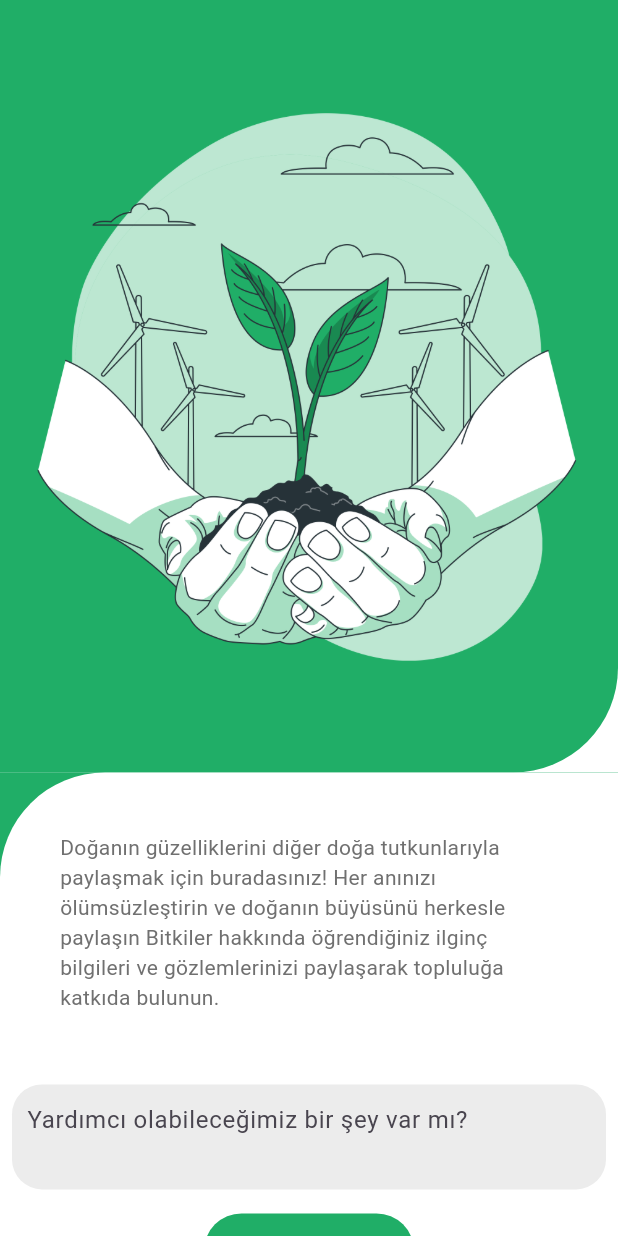
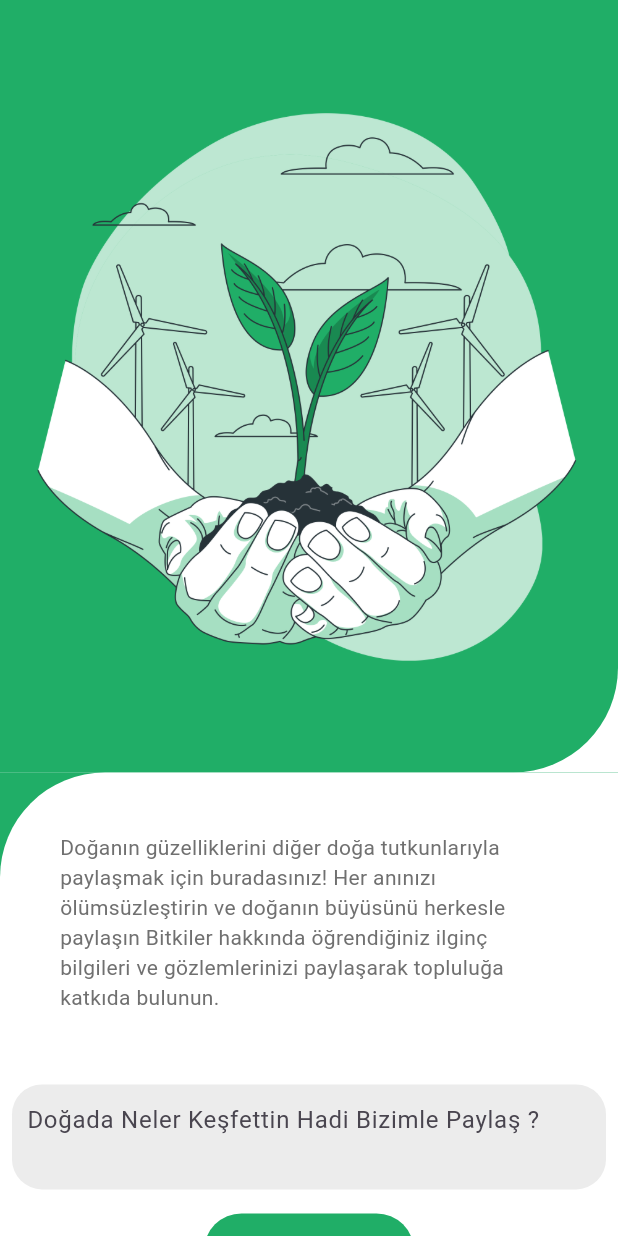
Before and after one commit to Elcieren/yz_app_jam, a Flutter app: the PostView screen opened directly, on a phone screen of 412 x 824 dp. Run offline on Flutter 3.47's test engine with Material 3 defaults, Android fonts, the phone set to English and light mode, and no system bars; our stand-ins replace cloud_firestore, firebase_auth, firebase_core, get_it, google_generative_ai, stacked and 1 more; accounts and stored records are empty.

```diff
--- a/lib/ui/post/post_view.dart
+++ b/lib/ui/post/post_view.dart
@@ -143,7 +143,7 @@ class _PostViewState extends State<PostView> {
       },
       style: TextStyle(color: Colors.black),
       decoration:
-          customInputDecaration("Yardımcı olabileceğimiz bir şey var mı?"),
+          customInputDecaration("Doğada Neler Keşfettin Hadi Bizimle Paylaş ?"),
     );
   }
 
```
Also changed, not shown: lib/ui/Sorgulama/sorgu_view.dart (+3 -16 lines), 1 other file.
